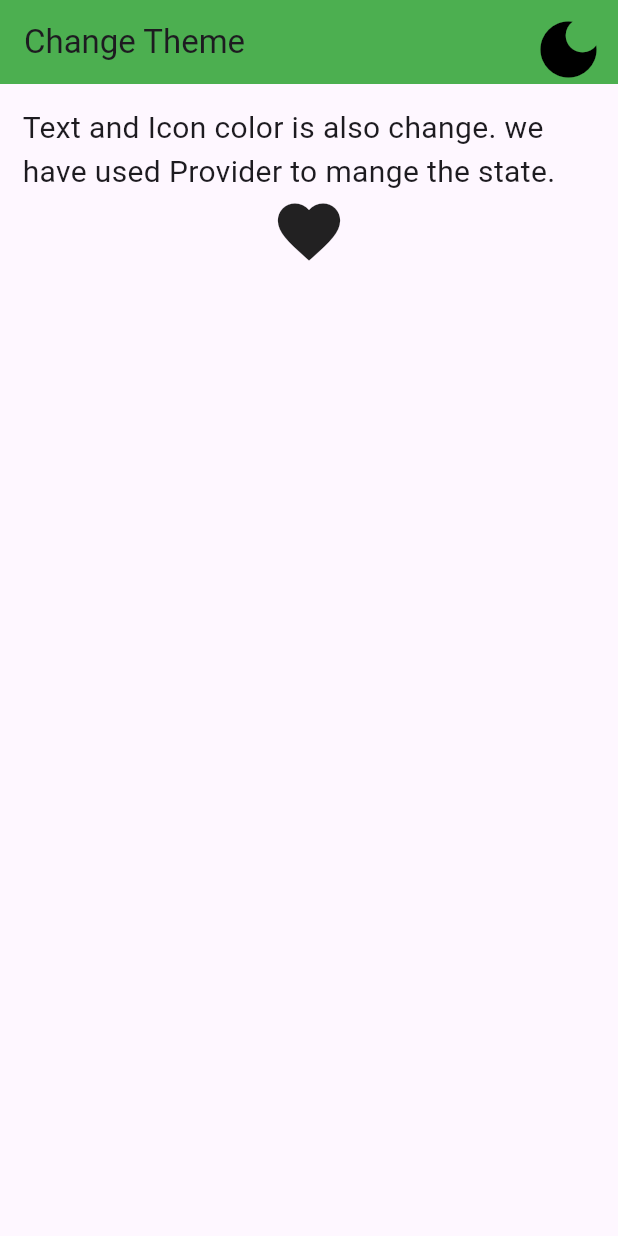
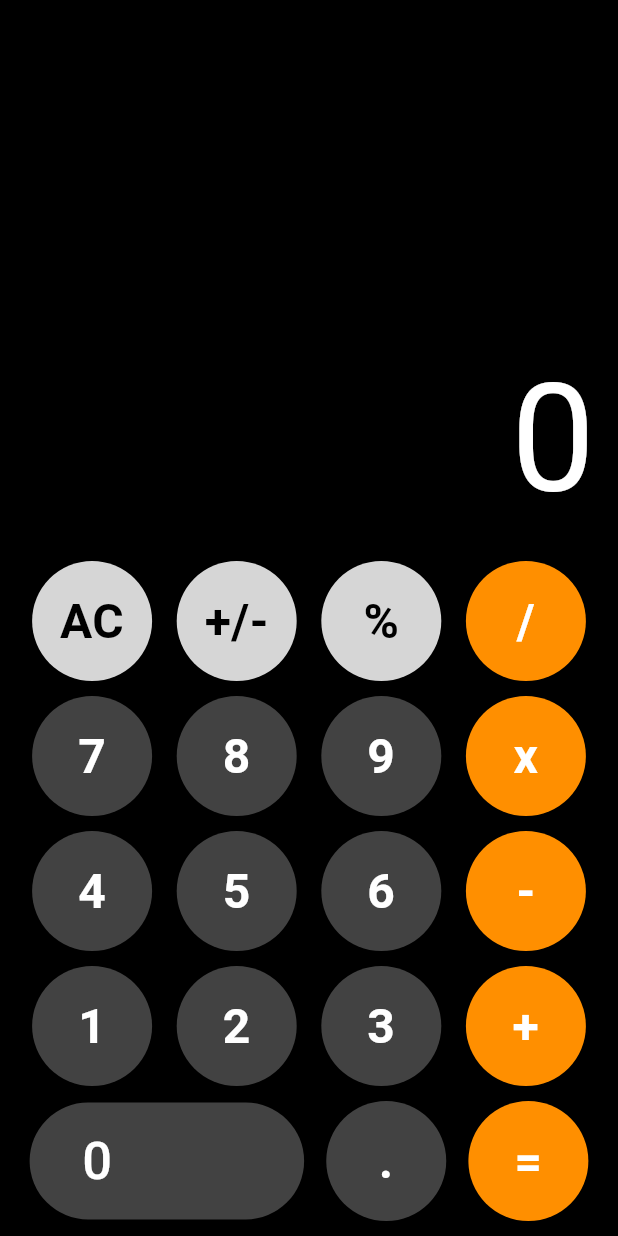
Before and after one commit to Nabinji/Flutter_Provider, a Flutter app: the screen it shows after launch, on a phone screen of 412 x 824 dp. Run offline on Flutter 3.47's test engine with Material 3 defaults, Android fonts, the phone set to English and light mode, and no system bars; missing offline and left inert: function_tree.

Commit message:
calculator app

```diff
--- /dev/null
+++ b/lib/Calculator/Screen/my_calculator.dart
@@ -0,0 +1,164 @@
+import 'dart:async';
+import 'package:flutter/material.dart';
+import 'package:flutter_provider/Calculator/color.dart';
+import 'package:provider/provider.dart';
+import '../Provider/calculator_provider.dart';
+
+class MyCalculator extends StatefulWidget {
+  const MyCalculator({super.key});
+
+  @override
+  _MyCalculatorState createState() => _MyCalculatorState();
+}
+
+class _MyCalculatorState extends State<MyCalculator> {
+  Map<String, bool> buttonStates = {};
+
+  void handleTap(String btntxt) {
+    setState(() {
+      buttonStates[btntxt] = true;
+    });
+
+    Provider.of<CalculatorProvider>(context, listen: false).setValue(btntxt);
+
+    Timer(const Duration(milliseconds: 350), () {
+      setState(() {
+        buttonStates[btntxt] = false;
+      });
+    });
+  }
+
+  @override
+  Widget build(BuildContext context) {
+    return Consumer<CalculatorProvider>(builder: (context, provider, _) {
+      return Scaffold(
+        backgroundColor: Colors.black,
+        body: SafeArea(
+          child: Padding(
+            padding: const EdgeInsets.symmetric(horizontal: 5),
+            child: Column(
+              mainAxisAlignment: MainAxisAlignment.end,
+              children: <Widget>[
+                Align(
+                  alignment: Alignment.centerRight,
+                  child: SingleChildScrollView(
+                    scrollDirection: Axis.horizontal,
+                    child: Row(
+                      mainAxisAlignment: MainAxisAlignment.end,
+                      children: <Widget>[
+                        Padding(
+                          padding: const EdgeInsets.all(10.0),
+                          child: Text(
+                            provider.displayText,
+                            textAlign: TextAlign.left,
+                            style: const TextStyle(
+                              color: Colors.white,
+                              fontSize: 100,
+                            ),
+                          ),
+                        ),
+                      ],
+                    ),
+                  ),
+                ),
+                Row(
+                  mainAxisAlignment: MainAxisAlignment.spaceEvenly,
+                  children: <Widget>[
+                    numSymbolButton(Colors.grey[350]!, 'AC', Colors.black),
+                    numSymbolButton(Colors.grey[350]!, '+/-', Colors.black),
+                    numSymbolButton(Colors.grey[350]!, '%', Colors.black),
+                    numSymbolButton(symbolBgColor, '/', Colors.white),
+                  ],
+                ),
+                const SizedBox(height: 10),
+                Row(
+                  mainAxisAlignment: MainAxisAlignment.spaceEvenly,
+                  children: <Widget>[
+                    numSymbolButton(numberBgColor, '7', Colors.white),
+                    numSymbolButton(numberBgColor, '8', Colors.white),
+                    numSymbolButton(numberBgColor, '9', Colors.white),
+                    numSymbolButton(symbolBgColor, 'x', Colors.white),
+                  ],
+                ),
+                const SizedBox(height: 10),
+                Row(
+                  mainAxisAlignment: MainAxisAlignment.spaceEvenly,
+                  children: <Widget>[
+                    numSymbolButton(numberBgColor, '4', Colors.white),
+                    numSymbolButton(numberBgColor, '5', Colors.white),
+                    numSymbolButton(numberBgColor, '6', Colors.white),
+                    numSymbolButton(symbolBgColor, '-', Colors.white),
+                  ],
+                ),
+                const SizedBox(height: 10),
+                Row(
+                  mainAxisAlignment: MainAxisAlignment.spaceEvenly,
+                  children: <Widget>[
+                    numSymbolButton(numberBgColor, '1', Colors.white),
+                    numSymbolButton(numberBgColor, '2', Colors.white),
+                    numSymbolButton(numberBgColor, '3', Colors.white),
+                    numSymbolButton(symbolBgColor, '+', Colors.white),
+                  ],
+                ),
+                const SizedBox(height: 10),
+                Row(
+                  mainAxisAlignment: MainAxisAlignment.spaceEvenly,
+                  children: <Widget>[
+                    ElevatedButton(
+                      style: ElevatedButton.styleFrom(
+                        backgroundColor: numberBgColor,
+                        padding: const EdgeInsets.fromLTRB(35, 14, 128, 14),
+                        shape: const StadiumBorder(),
+                      ),
+                      onPressed: () => Provider.of<CalculatorProvider>(context,
+                              listen: false)
+                          .setValue("0"),
+                      child: const Text(
+                        '0',
+                        style: TextStyle(fontSize: 35, color: Colors.white),
+                      ),
+                    ),
+                    numSymbolButton(numberBgColor, '.', Colors.white),
+                    numSymbolButton(symbolBgColor, '=', Colors.white),
+                  ],
+                ),
+                const SizedBox(height: 10),
+              ],
+            ),
+          ),
+        ),
+      );
+    });
+  }
+
+  Widget numSymbolButton(
+    Color btncolor,
+    String btntxt,
+    Color txtcolor,
+  ) {
+    bool isChange = buttonStates[btntxt] ?? false;
+
+    return GestureDetector(
+      onTap: () => handleTap(btntxt),
+      child: Container(
+        height: 80,
+        width: 80,
+        decoration: BoxDecoration(
+          shape: BoxShape.circle,
+          color: isChange ? Colors.white38 : btncolor,
+        ),
+        child: Center(
+          child: Text(
+            btntxt,
+            textAlign: TextAlign.center,
+            style: TextStyle(
+              fontSize: 32,
+              fontWeight: FontWeight.bold,
+              color: txtcolor,
+            ),
+          ),
+        ),
+      ),
+    );
+  }
+}
--- /dev/null
+++ b/lib/Calculator/color.dart
@@ -0,0 +1,4 @@
+import 'package:flutter/material.dart';
+
+final numberBgColor = Colors.grey[800]!;
+final symbolBgColor = Colors.amber[800]!;
--- a/lib/Screen/dark_light_theme.dart
+++ b/lib/Theme/dark_light_theme.dart
@@ -1,5 +1,5 @@
 import 'package:flutter/material.dart';
-import 'package:flutter_provider/Provider/change_them.dart';
+import 'package:flutter_provider/Theme/Provider/theme_provider.dart';
 import 'package:provider/provider.dart';
 
 class DarkLightTheme extends StatefulWidget {
@@ -10,45 +10,40 @@ class DarkLightTheme extends StatefulWidget {
 }
 
 class _DarkLightThemeState extends State<DarkLightTheme> {
-  // Initial state for icon and color
   bool _isClicked = false;
   @override
   Widget build(BuildContext context) {
     final provider = Provider.of<ThemeProvider>(context);
     return Scaffold(
       appBar: AppBar(
-        backgroundColor: _isClicked ? Colors.blue : Colors.green,
-        title: const Text("Change Theme"),
+        backgroundColor: _isClicked? Colors.blue:Colors.green,
+        title: const Text("Theme"),
         actions: [
           IconButton(
+            onPressed: () {
+              setState(() {
+                _isClicked = !_isClicked;
+              });
+              provider.setTheme();
+            },
             icon: Icon(
               _isClicked ? Icons.light_mode : Icons.dark_mode,
               color: _isClicked ? Colors.white : Colors.black,
+              size: 40,
             ),
-            iconSize: 50.0,
-            onPressed: () {
-              provider.setTheme();
-              setState(
-                () {
-                  _isClicked = !_isClicked;
-                },
-              );
-            },
           ),
         ],
       ),
       body: const Center(
         child: Padding(
-          padding: EdgeInsets.all(15.0),
+          padding: EdgeInsets.all(10.0),
           child: Column(
             children: [
               Text(
-                  'Text and Icon color is also change. we have used Provider to mange the state.',
-                  style: TextStyle(fontSize: 20)),
-              Icon(
-                Icons.favorite,
-                size: 50,
+                "We have change the them of our app and at the same time we have also change the appbar, icon, and text color",
+                style: TextStyle(fontSize: 20),
               ),
+              Icon(Icons.favorite, size: 50),
             ],
           ),
         ),
--- a/lib/main.dart
+++ b/lib/main.dart
@@ -1,12 +1,13 @@
 import 'package:flutter/material.dart';
-import 'package:flutter_provider/Provider/change_them.dart';
+import 'package:flutter_provider/Calculator/Provider/calculator_provider.dart';
+import 'package:flutter_provider/Calculator/Screen/my_calculator.dart';
 import 'package:provider/provider.dart';
 
-import 'Screen/dark_light_theme.dart';
 
 void main() {
   runApp(const MyApp());
 }
+
 
 class MyApp extends StatelessWidget {
   const MyApp({super.key});
@@ -15,22 +16,22 @@ class MyApp extends StatelessWidget {
   @override
   Widget build(BuildContext context) {
     return ChangeNotifierProvider(
-      create: (context) => ThemeProvider(),
-      builder: (context, child) {
-        final provider = Provider.of<ThemeProvider>(context);
-        return MaterialApp(
-          debugShowCheckedModeBanner: false,
-          themeMode: provider.themeState,
-          theme: ThemeData(
-            brightness: Brightness.light,
-          ),
-          darkTheme: ThemeData(
-            brightness: Brightness.dark,
-            iconTheme: const IconThemeData(color: Colors.red),
-          ),
-          home: const DarkLightTheme(),
-        );
-      },
+      create: (context) => CalculatorProvider(),
+      child: MaterialApp(
+        theme: ThemeData.dark(),
+        debugShowCheckedModeBanner: false,
+        home: const MyCalculator(),
+      ),
     );
+
+      }
+
   }
-}
+
+  // debugShowCheckedModeBanner: false,
+          // themeMode: provider.themeState,
+          // theme: ThemeData(brightness: Brightness.light),
+          // darkTheme: ThemeData(
+          //   iconTheme: IconThemeData(color:Colors.red),
+          //   brightness: Brightness.dark,
+          // ),
--- a/pubspec.yaml
+++ b/pubspec.yaml
@@ -36,6 +36,7 @@ dependencies:
   # Use with the CupertinoIcons class for iOS style icons.
   cupertino_icons: ^1.0.6
   provider: ^6.1.2
+  function_tree: ^0.9.1
 
 dev_dependencies:
   flutter_test:
```
Also changed, not shown: lib/Calculator/Provider/calculator_provider.dart (added, +42 -0 lines), lib/Provider/change_them.dart (deleted, +0 -16 lines), lib/Theme/Provider/theme_provider.dart (added, +17 -0 lines), pubspec.lock.
